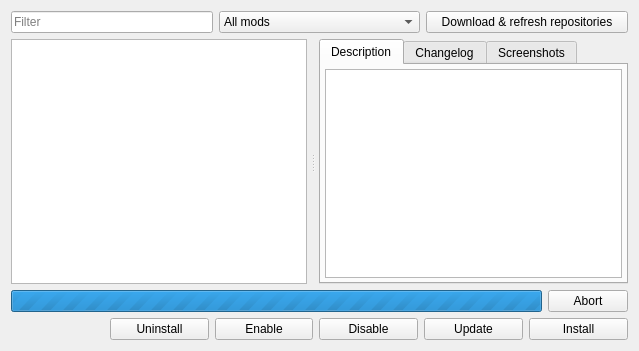
Before: the Qt Designer form launcher/modManager/cmodlistview_moc.ui in vcmi/vcmi, drawn with Qt 5.
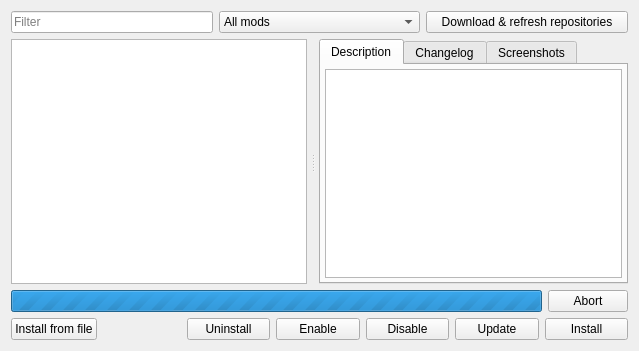
After: the same form once the commit is applied. Icons and pictures are not drawn.

Commit message: Install from file; add translation strings; fix button size

```diff
--- a/launcher/modManager/cmodlistview_moc.ui
+++ b/launcher/modManager/cmodlistview_moc.ui
@@ -349,6 +349,41 @@
      <property name="spacing">
       <number>6</number>
      </property>
+     <item>
+      <widget class="QPushButton" name="installFromFileButton">
+       <property name="sizePolicy">
+        <sizepolicy hsizetype="Expanding" vsizetype="Fixed">
+         <horstretch>0</horstretch>
+         <verstretch>0</verstretch>
+        </sizepolicy>
+       </property>
+       <property name="minimumSize">
+        <size>
+         <width>51</width>
+         <height>0</height>
+        </size>
+       </property>
+       <property name="maximumSize">
+        <size>
+         <width>150</width>
+         <height>16777215</height>
+        </size>
+       </property>
+       <property name="text">
+        <string>Install from file</string>
+       </property>
+       <property name="icon">
+        <iconset>
+         <normaloff>icons:mod-download.png</normaloff>icons:mod-download.png</iconset>
+       </property>
+       <property name="iconSize">
+        <size>
+         <width>20</width>
+         <height>20</height>
+        </size>
+       </property>
+      </widget>
+     </item>
      <item>
       <spacer name="modButtonSpacer">
        <property name="orientation">
@@ -521,7 +556,7 @@
        </property>
        <property name="maximumSize">
         <size>
-         <width>100</width>
+         <width>120</width>
          <height>16777215</height>
         </size>
        </property>
```
The commit also changes 4 other files.
